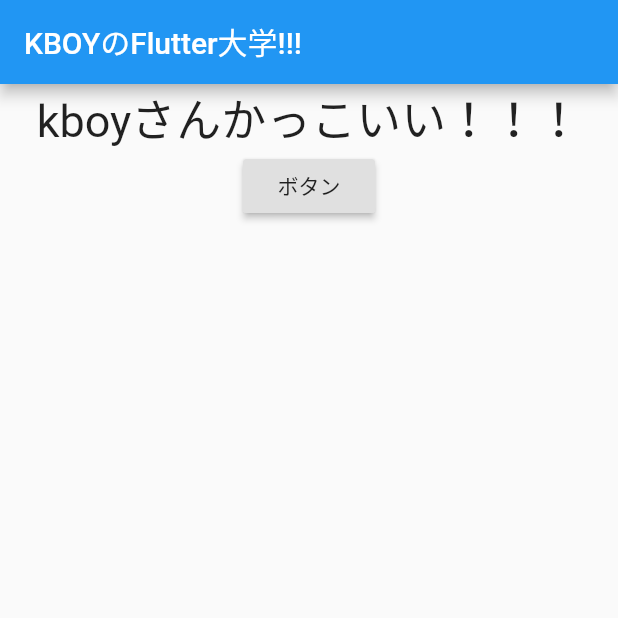
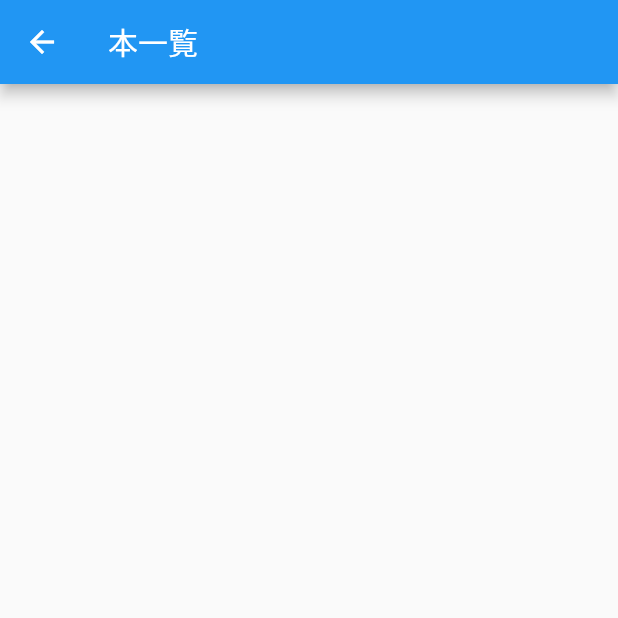
Before and after one commit to RN24/Flutter-University-practice, a Flutter app: the screen it shows after launch, after a tap on "ボタン", on a phone screen of 412 x 824 dp, the top half of it. Run offline on Flutter 3.47's test engine with Material 2 defaults, Android fonts, the phone set to English and light mode, and no system bars; our stand-ins replace cloud_firestore; accounts and stored records are empty.

```diff
--- /dev/null
+++ b/lib/book.dart
@@ -0,0 +1,6 @@
+class Book {
+  //要素としてのモデル（エンティティ）
+  Book(this.title);
+
+  String title;
+}
--- /dev/null
+++ b/lib/book_list_model.dart
@@ -0,0 +1,17 @@
+import 'package:cloud_firestore/cloud_firestore.dart';
+import 'package:flutter/material.dart';
+import 'package:nandemoii/book.dart';
+//通信等を行うモデル
+
+class BookListModel extends ChangeNotifier {
+  List<Book> books = [];
+
+  Future fetchBooks() async {
+    //Fire storeからの読み込み
+    final docs = await Firestore.instance.collection('books').getDocuments();
+    //docsからbooksへの変換
+    final books = docs.documents.map((doc) => Book(doc['title'])).toList();
+    this.books = books;
+    notifyListeners();
+  }
+}
--- /dev/null
+++ b/lib/book_list_page.dart
@@ -0,0 +1,34 @@
+import 'package:cloud_firestore/cloud_firestore.dart';
+import 'package:flutter/cupertino.dart';
+import 'package:flutter/material.dart';
+import 'package:nandemoii/book_list_model.dart';
+import 'package:provider/provider.dart';
+
+class BookListPage extends StatelessWidget {
+  @override
+  Widget build(BuildContext context) {
+    return ChangeNotifierProvider<BookListModel>(
+      create: (_) => BookListModel()..fetchBooks(),
+      child: Scaffold(
+        appBar: AppBar(
+          title: Text('本一覧'),
+        ),
+        body: Consumer<BookListModel>(
+          builder: (context, model, child) {
+            final books = model.books;
+            final listTiles = books
+                .map(
+                  (book) => ListTile(
+                    title: Text(book.title),
+                  ),
+                )
+                .toList();
+            return ListView(
+              children: listTiles,
+            );
+          },
+        ),
+      ),
+    );
+  }
+}
--- a/lib/main.dart
+++ b/lib/main.dart
@@ -1,4 +1,5 @@
 import 'package:flutter/material.dart';
+import 'package:nandemoii/book_list_page.dart';
 import 'package:nandemoii/main_model.dart';
 import 'package:nandemoii/next_page.dart';
 import 'package:provider/provider.dart';
@@ -29,8 +30,10 @@ class MyApp extends StatelessWidget {
                   RaisedButton(
                     child: Text('ボタン'),
                     onPressed: () {
-                      //ここでなにか
-                      model.changeKboyText();
+                      Navigator.push(
+                        context,
+                        MaterialPageRoute(builder: (context) => BookListPage()),
+                      );
                     },
                   )
                 ],
--- a/pubspec.yaml
+++ b/pubspec.yaml
@@ -15,8 +15,12 @@ dependencies:
     sdk: flutter
 
 
+
+
   cupertino_icons: ^0.1.3
   provider: ^4.1.3
+  firebase_core: ^0.4.5
+  cloud_firestore: ^0.13.6
 
 
 dev_dependencies:
```
Also changed, not shown: pubspec.lock, 6 other files.
